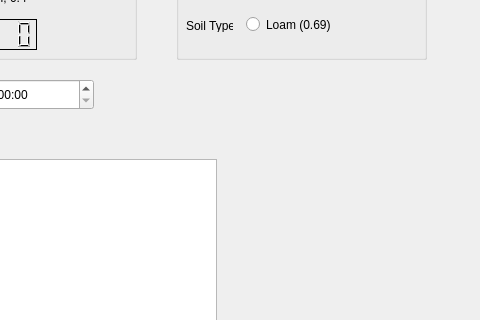
The window that main-window.ui (Nakooya/ET-Based-Irrigation) describes before a commit, drawn with Qt 5; both pictures show x 404 to 884 and y 101 to 421 of the 884 by 728 pixel window.
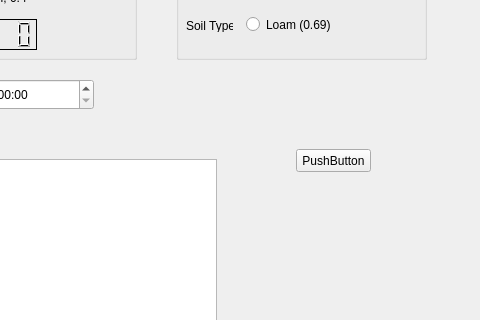
The same window after the commit.

Commit message: Updated time variable

The edit to the form file:
```diff
--- a/main-window.ui
+++ b/main-window.ui
@@ -271,6 +271,19 @@
      <string>Set Time:</string>
     </property>
    </widget>
+   <widget class="QPushButton" name="pushButton">
+    <property name="geometry">
+     <rect>
+      <x>700</x>
+      <y>250</y>
+      <width>75</width>
+      <height>23</height>
+     </rect>
+    </property>
+    <property name="text">
+     <string>PushButton</string>
+    </property>
+   </widget>
   </widget>
   <widget class="QMenuBar" name="menubar">
    <property name="geometry">
```
The commit also changes 1 other file.
